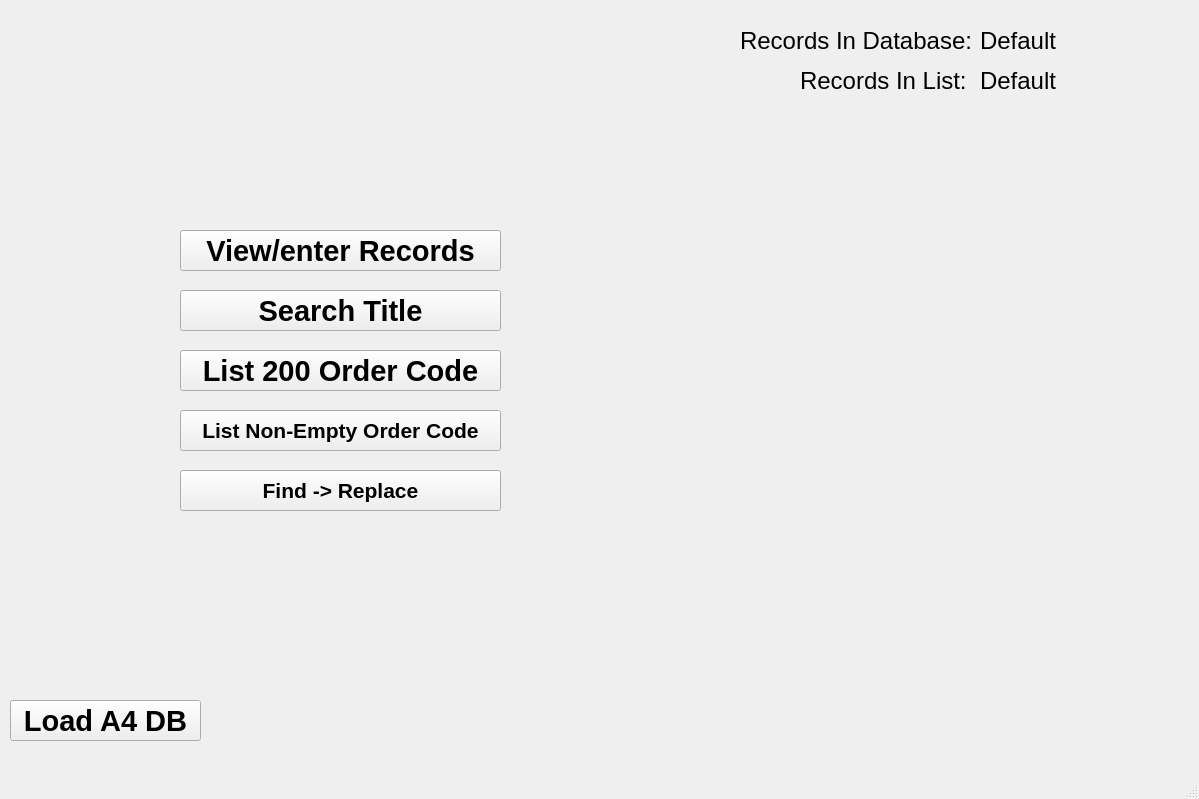
First picture: the form in main.ui, repository jfunston/omega4py, before the edit.
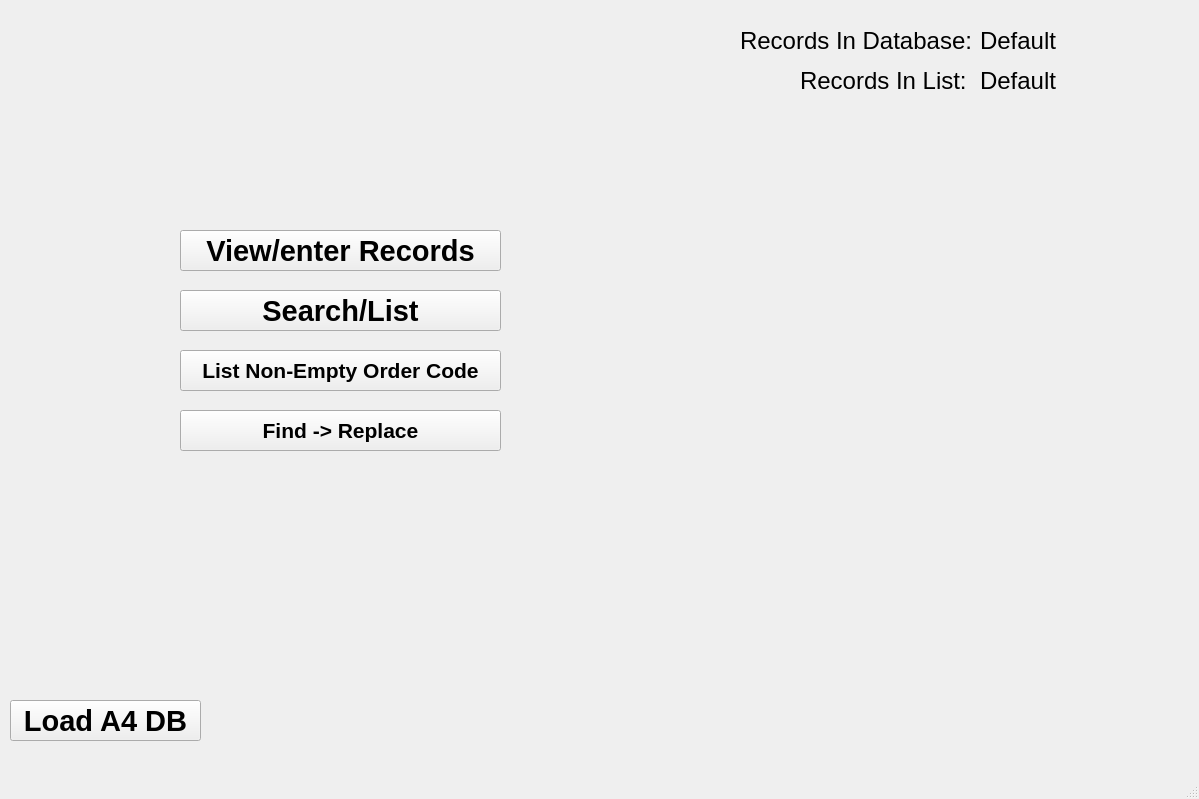
Second picture: the form after the edit.

Commit message: Search list fixes, polish

Diff of the .ui file:
```diff
--- a/main.ui
+++ b/main.ui
@@ -51,7 +51,7 @@
      </font>
     </property>
     <property name="text">
-     <string>Search Title</string>
+     <string>Search/List</string>
     </property>
    </widget>
    <widget class="QLabel" name="RecordsInDBLabel">
@@ -146,31 +146,11 @@
      <string>Load A4 DB</string>
     </property>
    </widget>
-   <widget class="QPushButton" name="List200Button">
-    <property name="geometry">
-     <rect>
-      <x>180</x>
-      <y>350</y>
-      <width>321</width>
-      <height>41</height>
-     </rect>
-    </property>
-    <property name="font">
-     <font>
-      <pointsize>22</pointsize>
-      <weight>75</weight>
-      <bold>true</bold>
-     </font>
-    </property>
-    <property name="text">
-     <string>List 200 Order Code</string>
-    </property>
-   </widget>
    <widget class="QPushButton" name="ListNonEmptyOrderButton">
     <property name="geometry">
      <rect>
       <x>180</x>
-      <y>410</y>
+      <y>350</y>
       <width>321</width>
       <height>41</height>
      </rect>
@@ -190,7 +170,7 @@
     <property name="geometry">
      <rect>
       <x>180</x>
-      <y>470</y>
+      <y>410</y>
       <width>321</width>
       <height>41</height>
      </rect>
```
Left out of the diff: 2 changed lines with no effect on the pictures. The commit also changes 5 other files.
